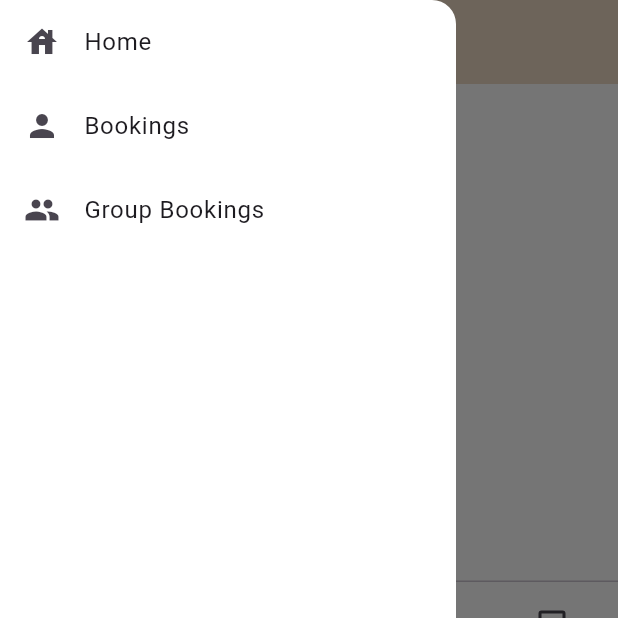
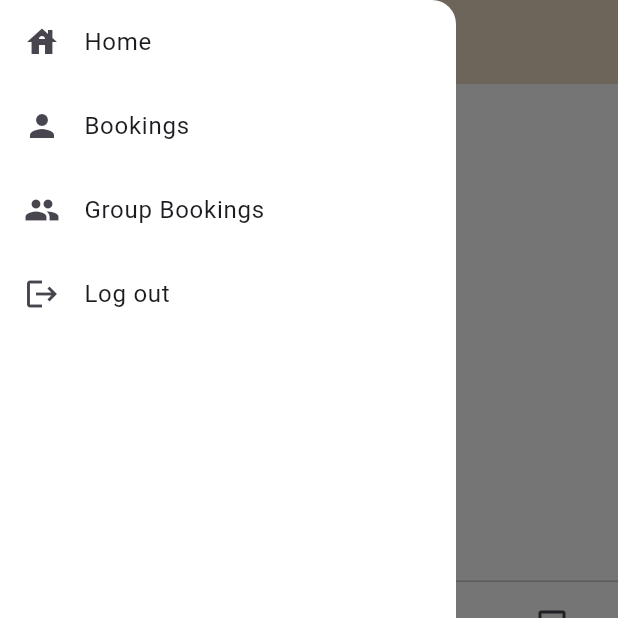
Before and after one commit to Mayb3Nots/Trivago, a Flutter app: the screen it shows once a user with an empty profile is signed in, with the side drawer open, on a phone screen of 412 x 824 dp, the top half of it. Run offline on Flutter 3.47's test engine with Material 3 defaults, Android fonts, the phone set to English and light mode, and no system bars; our stand-ins replace auto_route, cloud_firestore, firebase_auth, firebase_core, firebase_storage, fl_chart and 8 more; accounts and stored records are empty; generated files the repository leaves out were written again; network calls fail.

Commit message:
working dog?

```diff
--- a/lib/features/home/widget/drawer.dart
+++ b/lib/features/home/widget/drawer.dart
@@ -1,6 +1,7 @@
 import 'package:auto_route/auto_route.dart';
 import 'package:flutter/material.dart';
 import 'package:flutter_riverpod/flutter_riverpod.dart';
+import 'package:trivago/features/auth/repository/auth_repository.dart';
 import 'package:trivago/routes/app_router.gr.dart';
 
 class GeneralDrawer extends ConsumerWidget {
@@ -47,6 +48,13 @@ class GeneralDrawer extends ConsumerWidget {
               navigateToGroupBookingOverview(context);
             },
           ),
+          ListTile(
+            title: const Text('Log out'),
+            leading: const Icon(Icons.logout),
+            onTap: () {
+              ref.read(authRepositoryProvider).logout();
+            },
+          ),
           // ListTile(
           //   title: const Text('Analytics'),
           //   leading: const Icon(Icons.analytics),
```
Also changed, not shown: lib/core/firebase_provider.dart (+6 -3 lines), lib/features/auth/repository/auth_repository.dart (+5 -4 lines), 6 other files.
